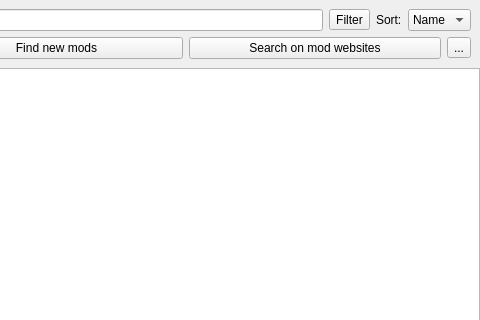
First picture: the form in src/ui/local/localmodbrowser.ui, repository kaniol-lck/modmanager, before the edit; both pictures show x 337 to 817 and y 0 to 320 of the 817 by 671 pixel window.
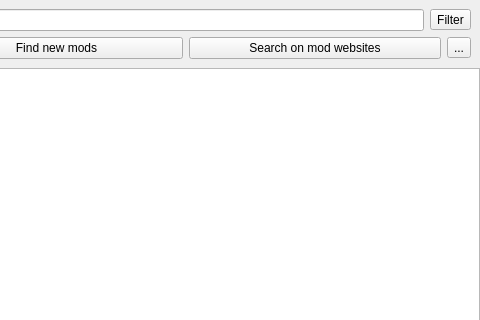
Second picture: the form after the edit. Icons and pictures are not drawn.

Commit message: remove local mod sort combobox, to sort using treeview header

```diff
--- a/src/ui/local/localmodbrowser.ui
+++ b/src/ui/local/localmodbrowser.ui
@@ -275,32 +275,6 @@
           </property>
          </widget>
         </item>
-        <item>
-         <widget class="QLabel" name="label">
-          <property name="text">
-           <string>Sort:</string>
-          </property>
-         </widget>
-        </item>
-        <item>
-         <widget class="QComboBox" name="comboBox">
-          <item>
-           <property name="text">
-            <string>Name</string>
-           </property>
-          </item>
-          <item>
-           <property name="text">
-            <string>Date</string>
-           </property>
-          </item>
-          <item>
-           <property name="text">
-            <string>Size</string>
-           </property>
-          </item>
-         </widget>
-        </item>
        </layout>
       </item>
       <item row="1" column="0">
```
The commit also changes 2 other files.
